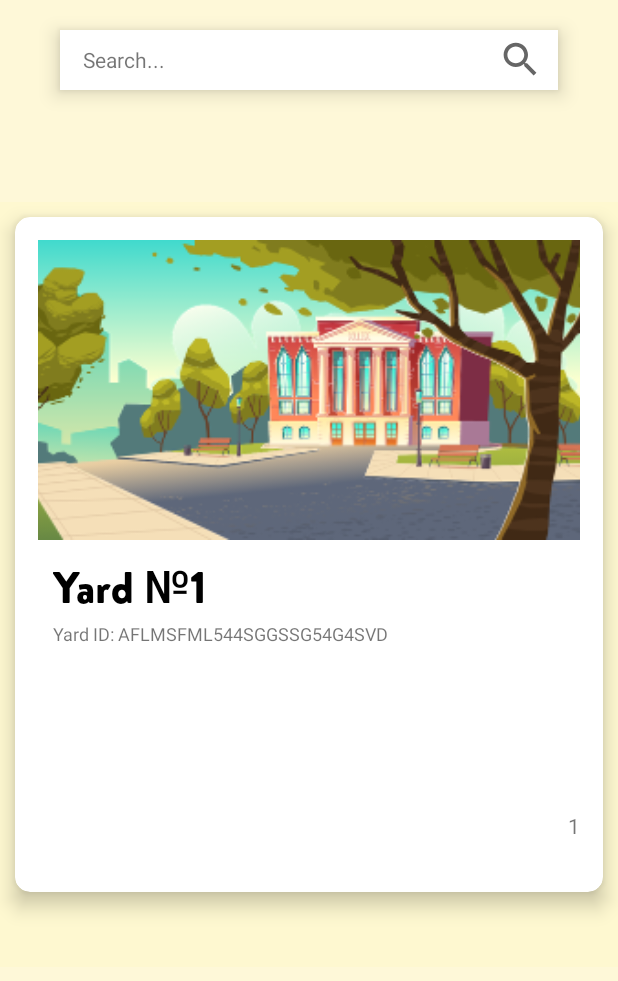
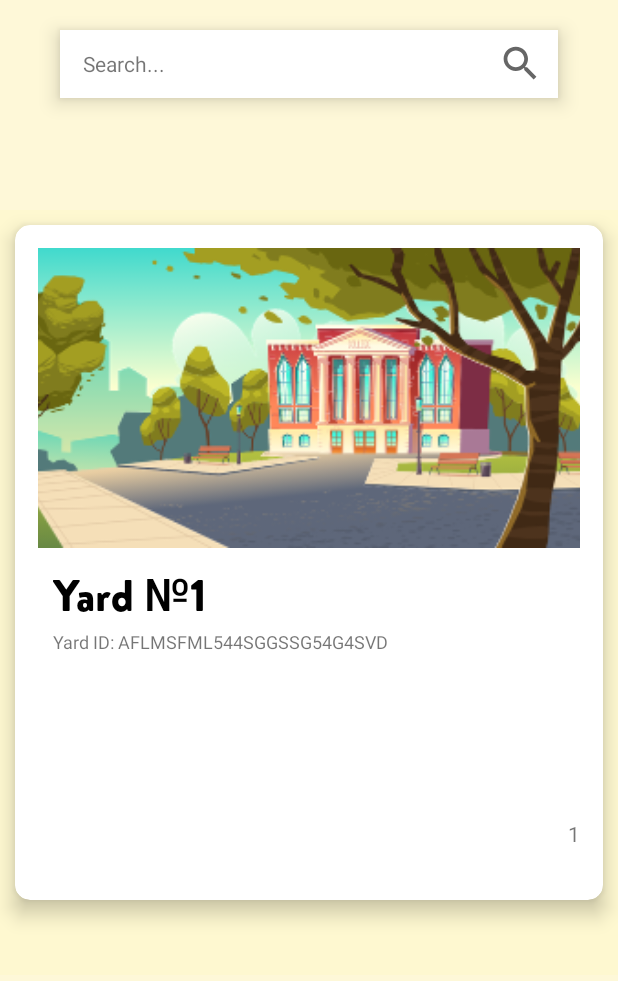
Before and after one commit to MrCodeFan/MobYardAndroid, an Android app: the screen it shows after launch once a user with an empty profile is signed in (UserDashboardActivity), on a phone screen of 412 x 824 dp, the part 173-1154 px from its top. Run offline under Robolectric (Android 15) with nearby library versions, the phone set to English and light mode, and no system bars; our stand-ins replace Firebase (no records; nobody signed in at launch, a user with empty details on screens opened directly); libraries missing offline, so code that uses them is left out: com.rengwuxian.materialedittext.

Commit message:
Some changes

```diff
--- a/app/src/main/res/layout/activity_user_dashboard.xml
+++ b/app/src/main/res/layout/activity_user_dashboard.xml
@@ -68,7 +68,7 @@
             <RelativeLayout
                 android:id="@+id/find_field"
                 android:layout_width="match_parent"
-                android:layout_height="40dp"
+                android:layout_height="@dimen/search_field"
 
                 android:layout_below="@+id/dashboard_header"
                 android:background="@color/white"
--- a/app/src/main/res/layout/yard_table_layout.xml
+++ b/app/src/main/res/layout/yard_table_layout.xml
@@ -11,7 +11,7 @@
     <LinearLayout
         android:layout_width="match_parent"
         android:layout_height="match_parent"
-        android:padding="15dp"
+        android:padding="@dimen/padding_yard_layout"
         android:orientation="vertical">
 
         <ImageView
--- a/app/src/main/res/values/dimens.xml
+++ b/app/src/main/res/values/dimens.xml
@@ -1,5 +1,12 @@
 <resources>
     <dimen name="yard_info_title">90dp</dimen>
+
     <dimen name="profile_title">90dp</dimen>
 
+    <!--UserBoard -->
+    <dimen name="search_field">45dp</dimen>
+    <dimen name="padding_yard_layout">15dp</dimen>
+
+
+
 </resources>
```
